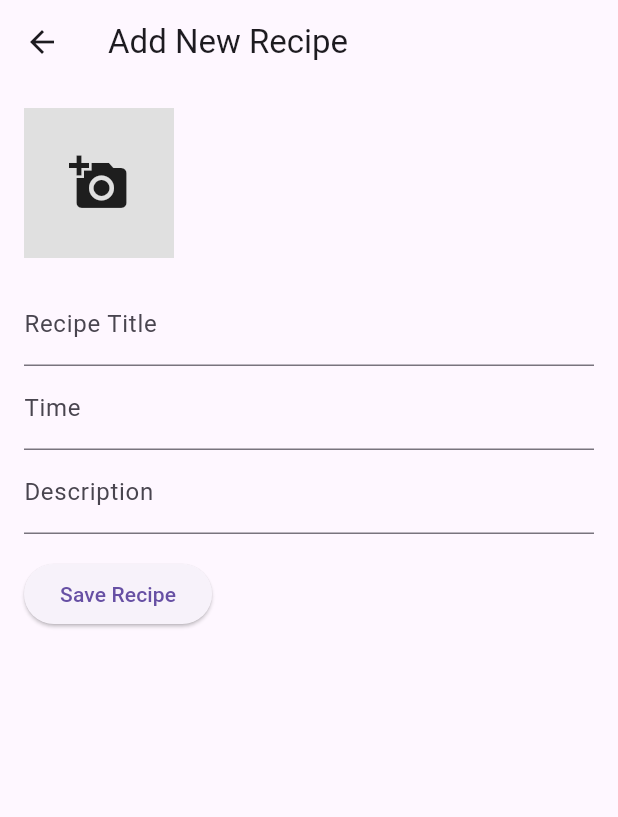
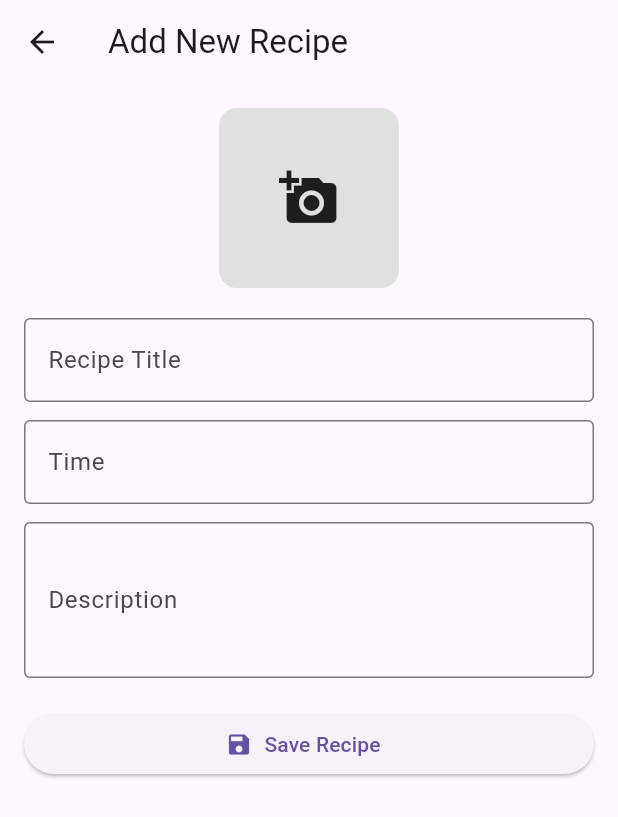
Before and after one commit to AggelosTse/Cooking-App, a Flutter app: the screen it shows after launch, after a tap on "Add Recipe", on a phone screen of 412 x 824 dp. Shown: the top 817 px of the screen. Run offline on Flutter 3.47's test engine with Material 3 defaults, Android fonts, the phone set to English and light mode, and no system bars; our stand-ins replace hive, image_picker; accounts and stored records are empty.

Commit message:
made it look cooler

```diff
--- a/lib/main.dart
+++ b/lib/main.dart
@@ -1,10 +1,10 @@
 import 'package:flutter/material.dart';
 import 'package:hive/hive.dart';
 import 'package:path_provider/path_provider.dart';
-import 'dart:io'; // To handle file images
+import 'dart:io';
 import 'package:image_picker/image_picker.dart';
 
-import 'recipe.dart'; // Import the Recipe class
+import 'recipe.dart';
 
 void main() async {
   WidgetsFlutterBinding.ensureInitialized();
@@ -133,10 +133,23 @@ class _ImageScrollerState extends State<ImageScroller> {
             },
           ),
           IconButton(
-            icon: Icon(
+            tooltip: 'Toggle Theme',
+            icon: AnimatedSwitcher(
+              duration: const Duration(milliseconds: 300),
+              transitionBuilder: (child, animation) => RotationTransition(
+                turns: child.key == const ValueKey('light')
+                    ? Tween<double>(begin: 1, end: 0.75).animate(animation)
+                    : Tween<double>(begin: 0.75, end: 1).animate(animation),
+                child: child,
+              ),
+              child: Icon(
                 MainApp.themeNotifier.value == ThemeMode.light
                     ? Icons.dark_mode
                     : Icons.light_mode,
+                key: ValueKey(MainApp.themeNotifier.value == ThemeMode.light
+                    ? 'dark'
+                    : 'light'),
+              ),
             ),
             onPressed: () {
               MainApp.themeNotifier.value =
@@ -149,7 +162,7 @@ class _ImageScrollerState extends State<ImageScroller> {
       ),
       body: Center(
         child: SizedBox(
-          height: 260,
+          height: 280,
           child: Column(
             mainAxisAlignment: MainAxisAlignment.center,
             children: [
@@ -161,15 +174,35 @@ class _ImageScrollerState extends State<ImageScroller> {
                   itemBuilder: (context, index) {
                     if (index < displayRecipes.length) {
                       final recipe = displayRecipes[index];
-                      return Container(
-                        width: 180,
-                        margin: const EdgeInsets.symmetric(horizontal: 10, vertical: 16),
+                      return Card(
+                        elevation: 4,
+                        shape: RoundedRectangleBorder(
+                            borderRadius: BorderRadius.circular(12)),
+                        margin: const EdgeInsets.symmetric(
+                            horizontal: 10, vertical: 8),
+                        child: Padding(
+                          padding: const EdgeInsets.all(8.0),
                           child: Column(
                             crossAxisAlignment: CrossAxisAlignment.start,
                             children: [
-                            Row(
+                              Stack(
                                 children: [
-                                GestureDetector(
+                                  ClipRRect(
+                                    borderRadius: BorderRadius.circular(8),
+                                    child: recipe.imagePath.startsWith('assets')
+                                        ? Image.asset(recipe.imagePath,
+                                            width: 160,
+                                            height: 100,
+                                            fit: BoxFit.cover)
+                                        : Image.file(File(recipe.imagePath),
+                                            width: 160,
+                                            height: 100,
+                                            fit: BoxFit.cover),
+                                  ),
+                                  Positioned(
+                                    top: 4,
+                                    right: 4,
+                                    child: GestureDetector(
                                       onTap: () {
                                         setState(() {
                                           final idx = recipes.indexOf(recipe);
@@ -179,44 +212,40 @@ class _ImageScrollerState extends State<ImageScroller> {
                                       },
                                       child: Container(
                                         padding: const EdgeInsets.all(4),
-                                    decoration: BoxDecoration(
+                                        decoration: const BoxDecoration(
                                           color: Colors.redAccent,
-                                      borderRadius: BorderRadius.circular(20),
+                                          shape: BoxShape.circle,
                                         ),
-                                    child: const Icon(Icons.remove, color: Colors.white, size: 16),
+                                        child: const Icon(Icons.close,
+                                            size: 16, color: Colors.white),
                                       ),
                                     ),
-                                const SizedBox(width: 6),
-                                Expanded(
-                                  child: GestureDetector(
-                                    onTap: () => openDetailPage(recipe),
-                                    child: ClipRRect(
-                                      borderRadius: BorderRadius.circular(10),
-                                      child: recipe.imagePath.startsWith('assets')
-                                          ? Image.asset(recipe.imagePath,
-                                              width: 140, height: 100, fit: BoxFit.cover)
-                                          : Image.file(File(recipe.imagePath),
-                                              width: 140, height: 100, fit: BoxFit.cover),
-                                    ),
-                                  ),
-                                ),
+                                  )
                                 ],
                               ),
                               const SizedBox(height: 6),
                               Text(recipe.title,
-                                style: const TextStyle(fontSize: 16, fontWeight: FontWeight.bold)),
+                                  maxLines: 1,
+                                  overflow: TextOverflow.ellipsis,
+                                  style: const TextStyle(
+                                      fontSize: 16,
+                                      fontWeight: FontWeight.bold)),
                               Text('Time: ${recipe.time}',
-                                style: const TextStyle(fontSize: 14, color: Colors.grey)),
+                                  style: const TextStyle(
+                                      fontSize: 14, color: Colors.grey)),
                               Text('Difficulty: ${recipe.difficultyLevel}',
-                                style: const TextStyle(fontSize: 14, color: Colors.grey)),
+                                  style: const TextStyle(
+                                      fontSize: 14, color: Colors.grey)),
                               const SizedBox(height: 4),
                               Row(
                                 children: List.generate(5, (starIndex) {
                                   return GestureDetector(
                                     onTap: () => updateDifficulty(
-                                      recipes.indexOf(recipe), starIndex + 1),
+                                        recipes.indexOf(recipe),
+                                        starIndex + 1),
                                     child: Padding(
-                                    padding: const EdgeInsets.symmetric(horizontal: 2.0),
+                                      padding: const EdgeInsets.symmetric(
+                                          horizontal: 2.0),
                                       child: Icon(
                                         starIndex < recipe.difficulty
                                             ? Icons.star
@@ -230,6 +259,7 @@ class _ImageScrollerState extends State<ImageScroller> {
                               ),
                             ],
                           ),
+                        ),
                       );
                     } else {
                       return GestureDetector(
@@ -237,7 +267,8 @@ class _ImageScrollerState extends State<ImageScroller> {
                         child: Container(
                           width: 180,
                           height: 190,
-                          margin: const EdgeInsets.symmetric(horizontal: 10, vertical: 16),
+                          margin: const EdgeInsets.symmetric(
+                              horizontal: 10, vertical: 16),
                           decoration: BoxDecoration(
                             color: Colors.grey[200],
                             borderRadius: BorderRadius.circular(10),
@@ -246,10 +277,12 @@ class _ImageScrollerState extends State<ImageScroller> {
                           child: const Column(
                             mainAxisAlignment: MainAxisAlignment.center,
                             children: [
-                              Icon(Icons.add_circle_outline, size: 44, color: Colors.black45),
+                              Icon(Icons.add_circle_outline,
+                                  size: 44, color: Colors.black45),
                               SizedBox(height: 6),
                               Text("Add Recipe",
-                                  style: TextStyle(fontSize: 14, color: Colors.black54)),
+                                  style: TextStyle(
+                                      fontSize: 14, color: Colors.black54)),
                             ],
                           ),
                         ),
@@ -369,39 +402,63 @@ class _AddRecipePageState extends State<AddRecipePage> {
   Widget build(BuildContext context) {
     return Scaffold(
       appBar: AppBar(title: const Text("Add New Recipe")),
-      body: Padding(
+      body: SingleChildScrollView(
         padding: const EdgeInsets.all(16),
         child: Column(
           crossAxisAlignment: CrossAxisAlignment.start,
           children: [
-            GestureDetector(
+            Center(
+              child: GestureDetector(
                 onTap: _pickImage,
                 child: _imageFile == null
                     ? Container(
-                      width: 100,
-                      height: 100,
+                        width: 120,
+                        height: 120,
+                        decoration: BoxDecoration(
                           color: Colors.grey[300],
+                          borderRadius: BorderRadius.circular(12),
+                        ),
                         child: const Icon(Icons.add_a_photo, size: 40),
                       )
-                  : Image.file(_imageFile!, width: 100, height: 100),
+                    : ClipRRect(
+                        borderRadius: BorderRadius.circular(12),
+                        child: Image.file(_imageFile!, width: 120, height: 120),
                       ),
-            const SizedBox(height: 16),
+              ),
+            ),
+            const SizedBox(height: 20),
             TextField(
               controller: _titleController,
-              decoration: const InputDecoration(labelText: 'Recipe Title'),
+              decoration: const InputDecoration(
+                labelText: 'Recipe Title',
+                border: OutlineInputBorder(),
               ),
+            ),
+            const SizedBox(height: 12),
             TextField(
               controller: _timeController,
-              decoration: const InputDecoration(labelText: 'Time'),
+              decoration: const InputDecoration(
+                labelText: 'Time',
+                border: OutlineInputBorder(),
               ),
+            ),
+            const SizedBox(height: 12),
             TextField(
               controller: _descriptionController,
-              decoration: const InputDecoration(labelText: 'Description'),
+              maxLines: 3,
+              decoration: const InputDecoration(
+                labelText: 'Description',
+                border: OutlineInputBorder(),
               ),
-            const SizedBox(height: 16),
-            ElevatedButton(
+            ),
+            const SizedBox(height: 20),
+            SizedBox(
+              width: double.infinity,
+              child: ElevatedButton.icon(
                 onPressed: _saveRecipe,
-              child: const Text('Save Recipe'),
+                icon: const Icon(Icons.save),
+                label: const Text('Save Recipe'),
+              ),
             ),
           ],
         ),
```
Lines whose indentation alone changed are shown as unchanged.
